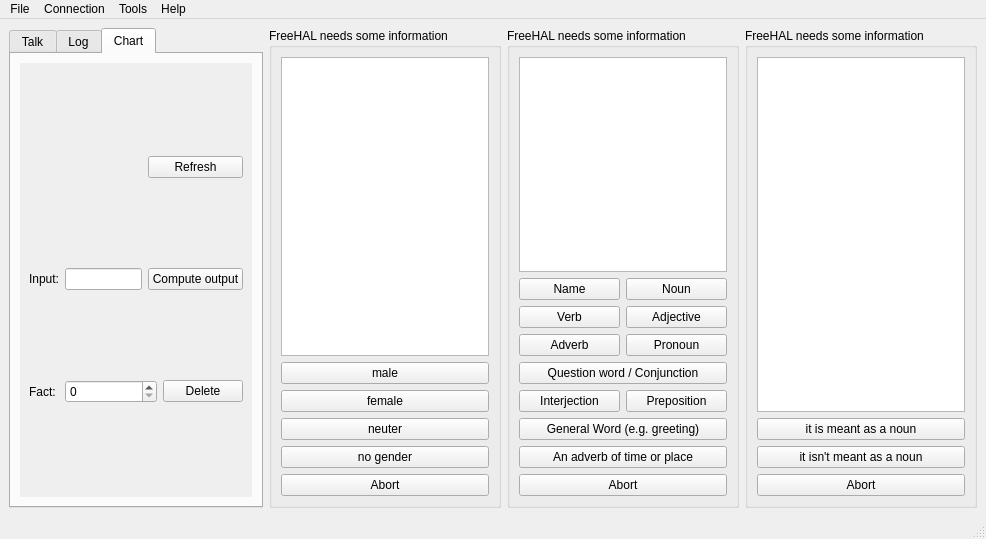
Qt form hal2009/gui-qt/ui/freehal.ui (leuchtraketen/freehal_main) before a commit.
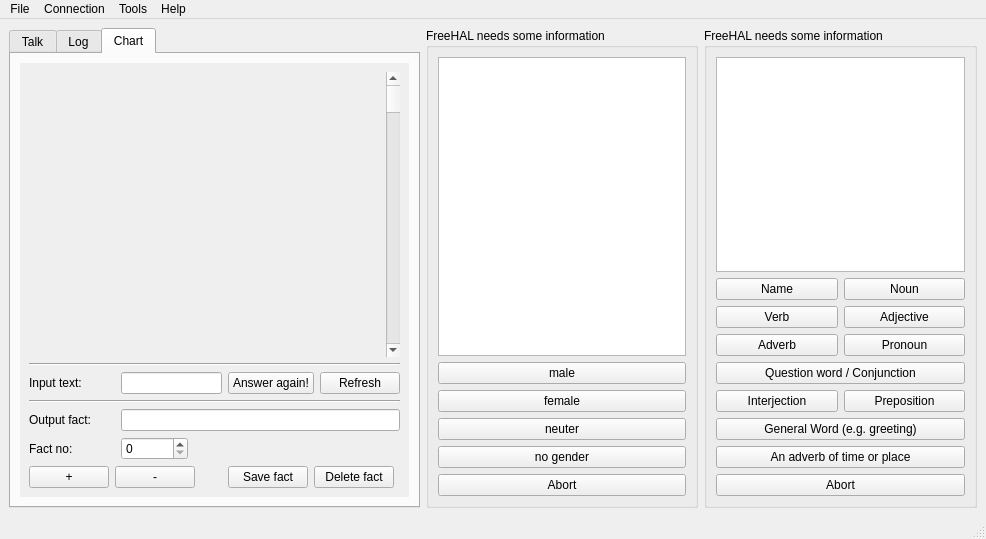
The same form after that commit. The open tabs and pages were chosen to show the change. Icons and pictures are not drawn.

```diff
--- a/hal2009/gui-qt/ui/freehal.ui
+++ b/hal2009/gui-qt/ui/freehal.ui
@@ -33,8 +33,8 @@
    <bool>false</bool>
   </property>
   <widget class="QWidget" name="centralwidget">
-   <layout class="QGridLayout" name="gridLayout_3">
-    <item row="0" column="0">
+   <layout class="QGridLayout" name="gridLayout_8">
+    <item row="0" column="0" rowspan="2">
      <widget class="QTabWidget" name="tabWidget">
       <property name="tabShape">
        <enum>QTabWidget::Rounded</enum>
@@ -103,7 +103,7 @@
         <string>Chart</string>
        </attribute>
        <layout class="QGridLayout" name="gridLayout_6">
-        <item row="1" column="0">
+        <item row="0" column="0">
          <widget class="QScrollArea" name="scrollArea">
           <property name="frameShape">
            <enum>QFrame::NoFrame</enum>
@@ -119,8 +119,8 @@
             <rect>
              <x>0</x>
              <y>0</y>
-             <width>269</width>
-             <height>447</height>
+             <width>406</width>
+             <height>449</height>
             </rect>
            </property>
            <property name="sizePolicy">
@@ -129,52 +129,140 @@
              <verstretch>0</verstretch>
             </sizepolicy>
            </property>
-           <layout class="QGridLayout" name="gridLayout_5">
-            <item row="0" column="0" colspan="4">
+           <layout class="QGridLayout" name="gridLayout_3">
+            <item row="0" column="0" colspan="6">
              <layout class="QGridLayout" name="gridLayout_4"/>
             </item>
-            <item row="1" column="2" colspan="2">
-             <widget class="QPushButton" name="refresh_chart">
-              <property name="text">
-               <string>Refresh</string>
+            <item row="0" column="6">
+             <widget class="QScrollBar" name="verticalScrollBar">
+              <property name="orientation">
+               <enum>Qt::Vertical</enum>
               </property>
              </widget>
             </item>
-            <item row="2" column="0">
+            <item row="1" column="0" colspan="7">
+             <widget class="Line" name="line">
+              <property name="orientation">
+               <enum>Qt::Horizontal</enum>
+              </property>
+             </widget>
+            </item>
+            <item row="2" column="0" colspan="2">
              <widget class="QLabel" name="label_2">
               <property name="text">
-               <string>Input:</string>
+               <string>Input text:</string>
               </property>
              </widget>
             </item>
-            <item row="2" column="1">
+            <item row="2" column="2">
              <widget class="QLineEdit" name="flowchart_input"/>
             </item>
-            <item row="2" column="2" colspan="2">
+            <item row="2" column="3" colspan="2">
              <widget class="QPushButton" name="compute_output">
               <property name="text">
-               <string>Compute output</string>
+               <string>Answer again!</string>
               </property>
              </widget>
             </item>
-            <item row="3" column="0">
+            <item row="2" column="5" colspan="2">
+             <widget class="QPushButton" name="refresh_chart">
+              <property name="sizePolicy">
+               <sizepolicy hsizetype="Fixed" vsizetype="Fixed">
+                <horstretch>0</horstretch>
+                <verstretch>0</verstretch>
+               </sizepolicy>
+              </property>
+              <property name="text">
+               <string>Refresh</string>
+              </property>
+             </widget>
+            </item>
+            <item row="3" column="0" colspan="7">
+             <widget class="Line" name="line_2">
+              <property name="orientation">
+               <enum>Qt::Horizontal</enum>
+              </property>
+             </widget>
+            </item>
+            <item row="4" column="0" colspan="2">
+             <widget class="QLabel" name="label_3">
+              <property name="text">
+               <string>Output fact:</string>
+              </property>
+             </widget>
+            </item>
+            <item row="4" column="2" colspan="5">
+             <widget class="QLineEdit" name="flowchart_edit"/>
+            </item>
+            <item row="5" column="0" colspan="2">
              <widget class="QLabel" name="label">
               <property name="text">
-               <string>Fact:</string>
+               <string>Fact no:</string>
               </property>
              </widget>
             </item>
-            <item row="3" column="1" colspan="2">
+            <item row="5" column="2">
              <widget class="QSpinBox" name="flowchart_fact_pk">
+              <property name="sizePolicy">
+               <sizepolicy hsizetype="Fixed" vsizetype="Fixed">
+                <horstretch>0</horstretch>
+                <verstretch>0</verstretch>
+               </sizepolicy>
+              </property>
               <property name="maximum">
                <number>999999999</number>
               </property>
              </widget>
             </item>
-            <item row="3" column="3">
+            <item row="6" column="0">
+             <widget class="QPushButton" name="plus">
+              <property name="sizePolicy">
+               <sizepolicy hsizetype="Fixed" vsizetype="Fixed">
+                <horstretch>0</horstretch>
+                <verstretch>0</verstretch>
+               </sizepolicy>
+              </property>
+              <property name="text">
+               <string>+</string>
+              </property>
+             </widget>
+            </item>
+            <item row="6" column="1" colspan="2">
+             <widget class="QPushButton" name="minus">
+              <property name="sizePolicy">
+               <sizepolicy hsizetype="Fixed" vsizetype="Fixed">
+                <horstretch>0</horstretch>
+                <verstretch>0</verstretch>
+               </sizepolicy>
+              </property>
+              <property name="text">
+               <string>-</string>
+              </property>
+             </widget>
+            </item>
+            <item row="6" column="3">
+             <widget class="QPushButton" name="flowchart_fact_edit">
+              <property name="sizePolicy">
+               <sizepolicy hsizetype="Fixed" vsizetype="Fixed">
+                <horstretch>0</horstretch>
+                <verstretch>0</verstretch>
+               </sizepolicy>
+              </property>
+              <property name="text">
+               <string>Save fact</string>
+              </property>
+             </widget>
+            </item>
+            <item row="6" column="4" colspan="3">
              <widget class="QPushButton" name="flowchart_fact_delete">
+              <property name="sizePolicy">
+               <sizepolicy hsizetype="Fixed" vsizetype="Fixed">
+                <horstretch>0</horstretch>
+                <verstretch>0</verstretch>
+               </sizepolicy>
+              </property>
               <property name="text">
-               <string>Delete</string>
+               <string>Delete fact</string>
               </property>
              </widget>
             </item>
@@ -186,7 +274,7 @@
       </widget>
      </widget>
     </item>
-    <item row="0" column="1">
+    <item row="0" column="1" rowspan="2">
      <widget class="QGroupBox" name="msg_box_2">
       <property name="sizePolicy">
        <sizepolicy hsizetype="Minimum" vsizetype="Minimum">
@@ -258,7 +346,7 @@
       </layout>
      </widget>
     </item>
-    <item row="0" column="2">
+    <item row="0" column="2" rowspan="2">
      <widget class="QGroupBox" name="msg_box">
       <property name="sizePolicy">
        <sizepolicy hsizetype="Minimum" vsizetype="Minimum">
@@ -379,64 +467,6 @@
       </layout>
      </widget>
     </item>
-    <item row="0" column="3">
-     <widget class="QGroupBox" name="msg_box_3">
-      <property name="sizePolicy">
-       <sizepolicy hsizetype="Minimum" vsizetype="Minimum">
-        <horstretch>0</horstretch>
-        <verstretch>0</verstretch>
-       </sizepolicy>
-      </property>
-      <property name="minimumSize">
-       <size>
-        <width>200</width>
-        <height>0</height>
-       </size>
-      </property>
-      <property name="title">
-       <string>FreeHAL needs some information</string>
-      </property>
-      <layout class="QGridLayout">
-       <item row="0" column="0">
-        <widget class="QTextEdit" name="msg_3">
-         <property name="sizePolicy">
-          <sizepolicy hsizetype="Minimum" vsizetype="Ignored">
-           <horstretch>0</horstretch>
-           <verstretch>0</verstretch>
-          </sizepolicy>
-         </property>
-         <property name="minimumSize">
-          <size>
-           <width>0</width>
-           <height>50</height>
-          </size>
-         </property>
-        </widget>
-       </item>
-       <item row="1" column="0">
-        <widget class="QPushButton" name="is_noun">
-         <property name="text">
-          <string>it is meant as a noun</string>
-         </property>
-        </widget>
-       </item>
-       <item row="2" column="0">
-        <widget class="QPushButton" name="not_is_noun">
-         <property name="text">
-          <string>it isn't meant as a noun</string>
-         </property>
-        </widget>
-       </item>
-       <item row="3" column="0">
-        <widget class="QPushButton" name="abbr_3">
-         <property name="text">
-          <string>Abort</string>
-         </property>
-        </widget>
-       </item>
-      </layout>
-     </widget>
-    </item>
    </layout>
   </widget>
   <widget class="QMenuBar" name="menubar">
```
Left out of the diff: 4 changed lines with no effect on the pictures.
